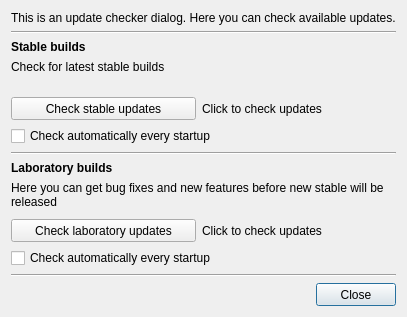
WohlSoft/Moondust-Project, file Editor/main_window/updater/check_updates.ui: the form before one commit.
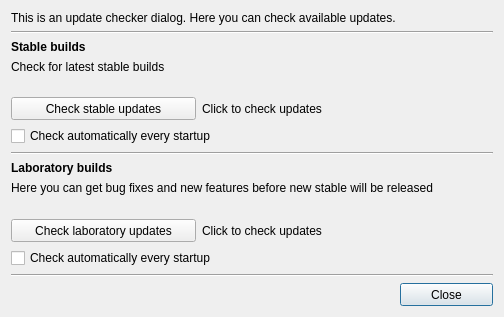
The form after the commit. Icons and pictures are not drawn.

Commit message: Resized updater form

```diff
--- a/Editor/main_window/updater/check_updates.ui
+++ b/Editor/main_window/updater/check_updates.ui
@@ -6,13 +6,13 @@
    <rect>
     <x>0</x>
     <y>0</y>
-    <width>407</width>
+    <width>504</width>
     <height>317</height>
    </rect>
   </property>
   <property name="minimumSize">
    <size>
-    <width>407</width>
+    <width>504</width>
     <height>317</height>
    </size>
   </property>
```
